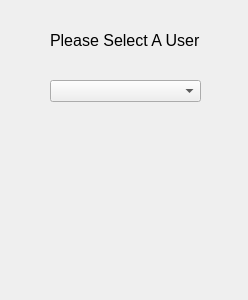
First picture: the form in L_A_B_Final_Project/userlist.ui, repository SourPanda13/106-Group-Assignment, before the edit.
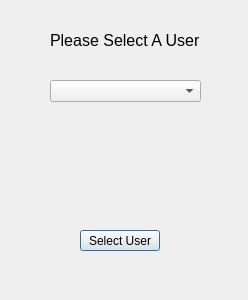
Second picture: the form after the edit.

```diff
--- a/L_A_B_Final_Project/userlist.ui
+++ b/L_A_B_Final_Project/userlist.ui
@@ -41,6 +41,19 @@
     </rect>
    </property>
   </widget>
+  <widget class="QPushButton" name="pushButton">
+   <property name="geometry">
+    <rect>
+     <x>80</x>
+     <y>230</y>
+     <width>80</width>
+     <height>21</height>
+    </rect>
+   </property>
+   <property name="text">
+    <string>Select User</string>
+   </property>
+  </widget>
  </widget>
  <resources/>
  <connections/>
```
